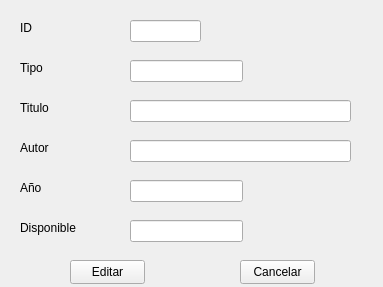
The window that Biblioteca/Views/MaterialesForm.ui (rescobedoq/sbd) describes before a commit, drawn with Qt 5.
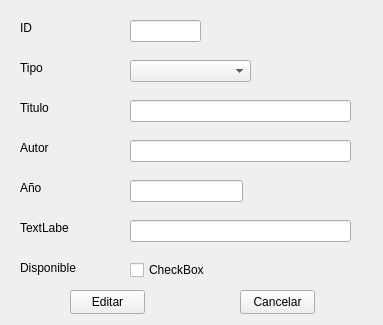
The same window after the commit.

Commit message: CRUD de materiales actualizado: opciones dinamicas

```diff
--- a/Biblioteca/Views/MaterialesForm.ui
+++ b/Biblioteca/Views/MaterialesForm.ui
@@ -7,7 +7,7 @@
     <x>0</x>
     <y>0</y>
     <width>383</width>
-    <height>287</height>
+    <height>325</height>
    </rect>
   </property>
   <property name="windowTitle">
@@ -43,7 +43,7 @@
    <property name="geometry">
     <rect>
      <x>70</x>
-     <y>260</y>
+     <y>290</y>
      <width>75</width>
      <height>24</height>
     </rect>
@@ -56,7 +56,7 @@
    <property name="geometry">
     <rect>
      <x>240</x>
-     <y>260</y>
+     <y>290</y>
      <width>75</width>
      <height>24</height>
     </rect>
@@ -144,21 +144,11 @@
     </rect>
    </property>
   </widget>
-  <widget class="QLineEdit" name="txtDisponibleMaterial">
-   <property name="geometry">
-    <rect>
-     <x>130</x>
-     <y>220</y>
-     <width>113</width>
-     <height>22</height>
-    </rect>
-   </property>
-  </widget>
   <widget class="QLabel" name="label_6">
    <property name="geometry">
     <rect>
      <x>20</x>
-     <y>220</y>
+     <y>260</y>
      <width>61</width>
      <height>16</height>
     </rect>
@@ -167,16 +157,52 @@
     <string>Disponible</string>
    </property>
   </widget>
-  <widget class="QLineEdit" name="txtTipMaterial">
+  <widget class="QComboBox" name="comboTipoMaterial">
    <property name="geometry">
     <rect>
      <x>130</x>
      <y>60</y>
-     <width>113</width>
+     <width>121</width>
      <height>22</height>
     </rect>
    </property>
   </widget>
+  <widget class="QLabel" name="labelExtra">
+   <property name="geometry">
+    <rect>
+     <x>20</x>
+     <y>220</y>
+     <width>49</width>
+     <height>16</height>
+    </rect>
+   </property>
+   <property name="text">
+    <string>TextLabel</string>
+   </property>
+  </widget>
+  <widget class="QLineEdit" name="txtExtraMaterial">
+   <property name="geometry">
+    <rect>
+     <x>130</x>
+     <y>220</y>
+     <width>221</width>
+     <height>22</height>
+    </rect>
+   </property>
+  </widget>
+  <widget class="QCheckBox" name="checkDisponible">
+   <property name="geometry">
+    <rect>
+     <x>130</x>
+     <y>260</y>
+     <width>76</width>
+     <height>20</height>
+    </rect>
+   </property>
+   <property name="text">
+    <string>CheckBox</string>
+   </property>
+  </widget>
  </widget>
  <resources/>
  <connections/>
```
The commit also changes 5 other files.
